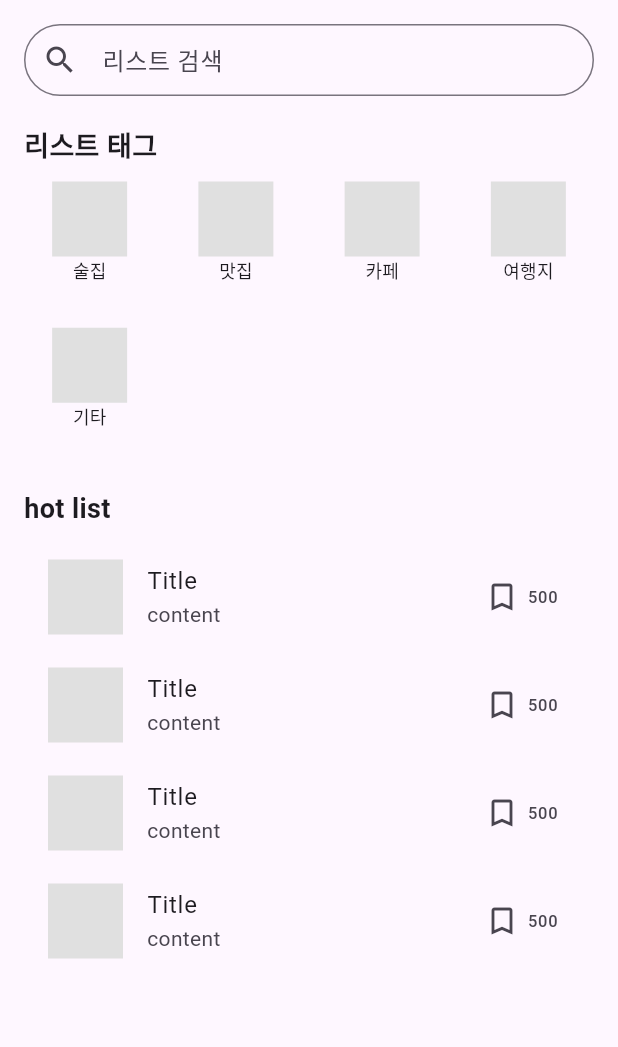
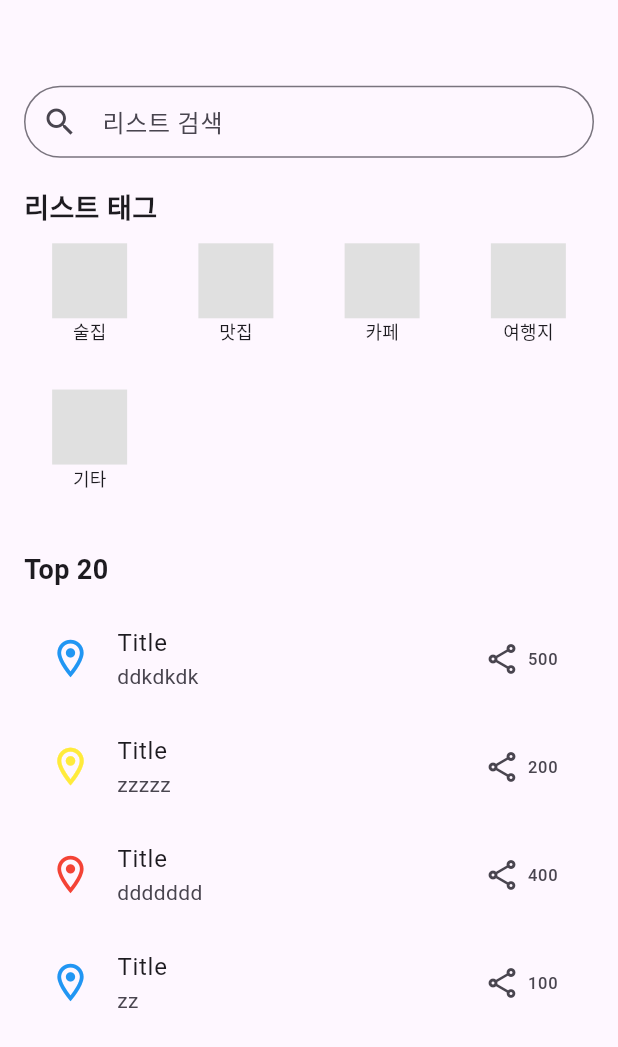
Before and after one commit to 2GS-LuckyTon/Pinmate_FE, a Flutter app: the ListScreen screen opened directly, on a phone screen of 412 x 824 dp. Shown: the top 1047 px of the screen. Run offline on Flutter 3.47's test engine with Material 3 defaults, Android fonts, the phone set to English and light mode, and no system bars; our stand-ins replace flutter_screenutil, google_maps_flutter, location, shared_preferences; accounts and stored records are empty.

Commit message:
list_edit

```diff
--- a/lib/screen/login/login.dart
+++ b/lib/screen/login/login.dart
@@ -17,6 +17,8 @@ class LoginScreen extends StatelessWidget {
     return Scaffold(
       resizeToAvoidBottomInset: true, // 키보드가 올라올 때 자동으로 스크롤 조정
       body: SingleChildScrollView(
+        child: Container(
+          color:Colors.white,
           child: Center(
             child: Padding(
               padding: const EdgeInsets.symmetric(horizontal: 32.0),
@@ -36,6 +38,7 @@ class LoginScreen extends StatelessWidget {
             ),
           ),
         ),
+      ),
     );
   }
 }
@@ -50,8 +53,11 @@ class _Logo extends StatelessWidget {
     return Column(
       mainAxisSize: MainAxisSize.min,
       children: [
-        FlutterLogo(size: isSmallScreen ? 100 : 200),
-        SizedBox(height: 0.35.sw),
+        Container(
+          width: 300,
+          height: 300,
+          child: Image.asset('assets/logo.png',fit: BoxFit.contain),
+        ),
       ],
     );
   }
--- a/lib/screen/mainfunction/list/list_screen.dart
+++ b/lib/screen/mainfunction/list/list_screen.dart
@@ -1,4 +1,5 @@
 import 'package:flutter/material.dart';
+import 'package:flutter_screenutil/flutter_screenutil.dart';
 import '../../main_screen.dart';
 import 'list_detail_screen.dart';
 import 'tag_list_screen.dart'; // TagListScreen import
@@ -12,11 +13,11 @@ class ListScreen extends StatefulWidget {
 
 class _ListScreenState extends State<ListScreen> {
   final List<String> categories = ["술집", "맛집", "카페", "여행지", "기타"];
-  final List<Map<String, dynamic>> hotList = [
-    {"title": "Title", "content": "content", "scrap": 500},
-    {"title": "Title", "content": "content", "scrap": 500},
-    {"title": "Title", "content": "content", "scrap": 500},
-    {"title": "Title", "content": "content", "scrap": 500},
+  final List<Map<String, dynamic>> Lists = [
+    {"title": "Title", "subTitle": "ddkdkdk", "sharedCount": 500, "color": Colors.blue},
+    {"title": "Title", "subTitle": "zzzzz", "sharedCount": 200, "color": Colors.yellow},
+    {"title": "Title", "subTitle": "ddddddd", "sharedCount": 400, "color": Colors.red},
+    {"title": "Title", "subTitle": "zz", "sharedCount": 100, "color": Colors.blue},
   ];
 
   @override
@@ -28,6 +29,7 @@ class _ListScreenState extends State<ListScreen> {
           crossAxisAlignment: CrossAxisAlignment.start,
           children: [
             // 검색 바
+            SizedBox(height: 0.1.sw),
             TextField(
               decoration: InputDecoration(
                 hintText: '리스트 검색',
@@ -79,28 +81,27 @@ class _ListScreenState extends State<ListScreen> {
             SizedBox(height: 20),
 
             // Hot list 제목
-            Text("hot list", style: TextStyle(fontSize: 18, fontWeight: FontWeight.bold)),
+            Text("Top 20", style: TextStyle(fontSize: 18, fontWeight: FontWeight.bold)),
             SizedBox(height: 10),
 
             // Hot list 목록 (무한 스크롤 구현 가능)
             Expanded(
               child: ListView.builder(
-                itemCount: hotList.length,
+                itemCount: Lists.length,
                 itemBuilder: (context, index) {
+                  final hotItem = Lists[index];
+
                   return ListTile(
-                    leading: Container(
-                      height: 50,
-                      width: 50,
-                      color: Colors.grey[300],
-                    ),
-                    title: Text(hotList[index]["title"]),
-                    subtitle: Text(hotList[index]["content"]),
+                    leading:
+                    Icon(Icons.location_on_outlined, color: hotItem["color"],size: 30,),
+                    title: Text(hotItem["title"] ?? "Unknown Title"), // Default title if null
+                    subtitle: Text(hotItem["subTitle"] ?? "Unknown subTitle"), // Default tag if null
                     trailing: Row(
                       mainAxisSize: MainAxisSize.min,
                       children: [
-                        Icon(Icons.bookmark_outline),
+                        Icon(Icons.share_outlined),
                         SizedBox(width: 5),
-                        Text(hotList[index]["scrap"].toString()),
+                        Text(hotItem["sharedCount"]?.toString() ?? "0"), // Default to "0" if null
                       ],
                     ),
                     onTap: () {
--- a/lib/screen/mainfunction/nerarby/nearby_api.dart
+++ b/lib/screen/mainfunction/nerarby/nearby_api.dart
@@ -14,6 +14,7 @@ Future<List<Map<String, dynamic>>> getNearbyPlaces(double lat, double lng, {Stri
 
   if (response.statusCode == 200) {
     final data = json.decode(response.body);
+    print(data['id']);
     // 이름, 주소, 위도, 경도가 포함된 리스트 반환
     return (data['results'] as List).map((place) {
       return {
--- a/pubspec.yaml
+++ b/pubspec.yaml
@@ -61,6 +61,7 @@ flutter:
   assets:
     - assets/
     - assets/dark.json
+    - assets/logo.png
 
   # The following line ensures that the Material Icons font is
   # included with your application, so that you can use the icons in
```
Also changed, not shown: assets/logo.png (added). Lines whose indentation alone changed are shown as unchanged.
